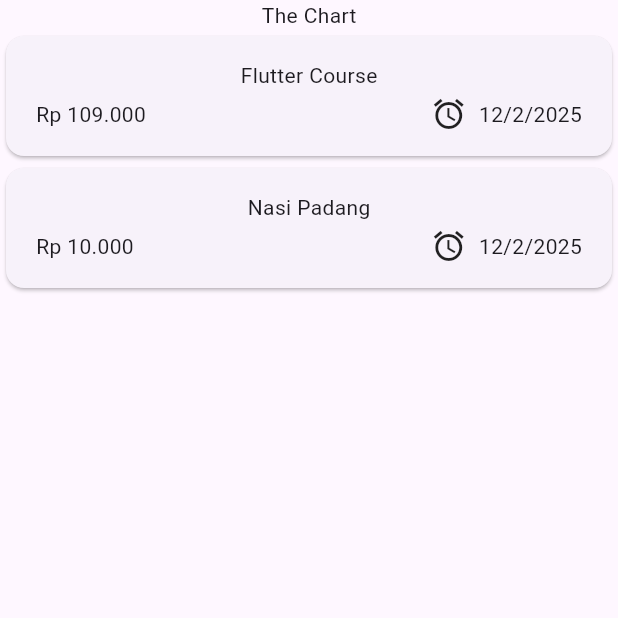
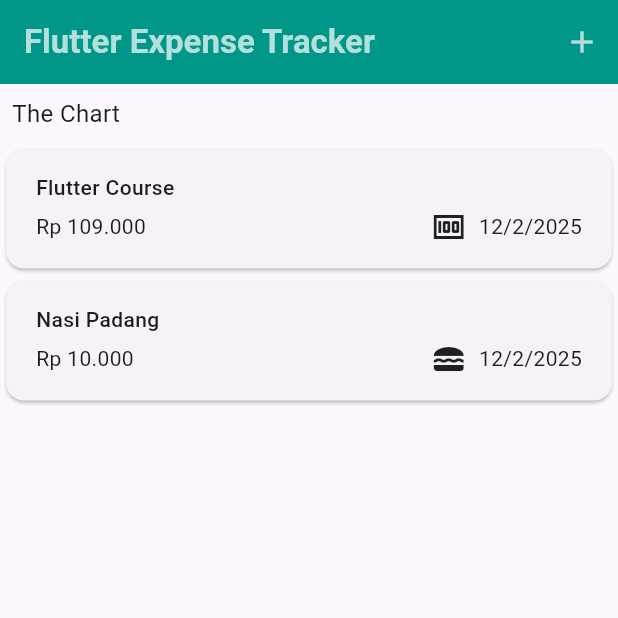
Before and after one commit to qyupaww/expenses-tracker-app, a Flutter app: the screen it shows after launch, on a phone screen of 412 x 824 dp, the top half of it. Run offline on Flutter 3.47's test engine with Material 3 defaults, Android fonts, the phone set to English and light mode, and no system bars.

Commit message:
feat:modal

```diff
--- a/lib/models/expense.dart
+++ b/lib/models/expense.dart
@@ -1,8 +1,19 @@
+import 'package:flutter/material.dart';
 import 'package:uuid/uuid.dart';
+import 'package:intl/intl.dart';
 
 const uuid = Uuid();
 
+final formatter = DateFormat.yMd();
+
 enum Category { food, shopee, game, others }
+
+const categoryIcons = {
+  Category.food: Icons.lunch_dining,
+  Category.shopee: Icons.shopping_bag,
+  Category.game: Icons.gamepad,
+  Category.others: Icons.money,
+};
 
 class Expense {
   Expense({
@@ -17,4 +28,14 @@ class Expense {
   final double amount;
   final DateTime date;
   final Category category;
+
+  String get formattedDate => formatter.format(date);
+
+  String formatRupiah(num value) {
+    return NumberFormat.currency(
+      locale: 'id_ID',
+      symbol: 'Rp ',
+      decimalDigits: 0,
+    ).format(value);
+  }
 }
--- a/lib/widgets/expenses.dart
+++ b/lib/widgets/expenses.dart
@@ -24,12 +24,46 @@ class _ExpensesState extends State<Expenses> {
         category: Category.food),
   ];
 
+  void _openAddExpenseOverLay() {
+    showModalBottomSheet(
+        context: context, builder: (ctx) => Text('Modal Bottom Sheet'));
+  }
+
   @override
   Widget build(BuildContext context) {
     return Scaffold(
+      appBar: AppBar(
+        title: const Text(
+          'Flutter Expense Tracker',
+          style: TextStyle(
+            fontWeight: FontWeight.bold,
+            color: Colors.white70,
+          ),
+        ),
+        backgroundColor: Colors.teal,
+        actions: [
+          IconButton(
+            onPressed: _openAddExpenseOverLay,
+            icon: const Icon(
+              Icons.add,
+              color: Colors.white70,
+            ),
+          ),
+        ],
+      ),
       body: Column(
+        crossAxisAlignment: CrossAxisAlignment.start,
         children: [
-          const Text("The Chart"),
+          Padding(
+            padding: const EdgeInsets.symmetric(horizontal: 8, vertical: 8),
+            child: Text(
+              "The Chart",
+              style: TextStyle(
+                fontSize: 16,
+                fontWeight: FontWeight.w400,
+              ),
+            ),
+          ),
           Expanded(child: ExpensesList(expenses: _registeredExpenses)),
         ],
       ),
--- a/lib/widgets/expenses_list/expenses_item.dart
+++ b/lib/widgets/expenses_list/expenses_item.dart
@@ -1,5 +1,4 @@
 import 'package:flutter/material.dart';
-import 'package:intl/intl.dart';
 
 import '../../models/expense.dart';
 
@@ -20,20 +19,24 @@ class ExpenseItem extends StatelessWidget {
           vertical: 16,
         ),
         child: Column(
+          crossAxisAlignment: CrossAxisAlignment.start,
           children: [
-            Text(expense.title),
+            Text(
+              expense.title,
+              style: TextStyle(fontWeight: FontWeight.w500),
+            ),
             const SizedBox(height: 4),
             Row(
               children: [
                 Text(
-                  formatRupiah(expense.amount),
+                  expense.formatRupiah(expense.amount),
                 ),
                 const Spacer(),
                 Row(
                   children: [
-                    Icon(Icons.alarm),
+                    Icon(categoryIcons[expense.category]),
                     const SizedBox(width: 8),
-                    Text(DateFormat.yMd().format(expense.date))
+                    Text(expense.formattedDate),
                   ],
                 ),
               ],
@@ -44,11 +47,3 @@ class ExpenseItem extends StatelessWidget {
     );
   }
 }
-
-String formatRupiah(num value) {
-  return NumberFormat.currency(
-    locale: 'id_ID',
-    symbol: 'Rp ',
-    decimalDigits: 0,
-  ).format(value);
-}
```
Also changed, not shown: lib/widgets/new_expenses.dart (added, +27 -0 lines).
